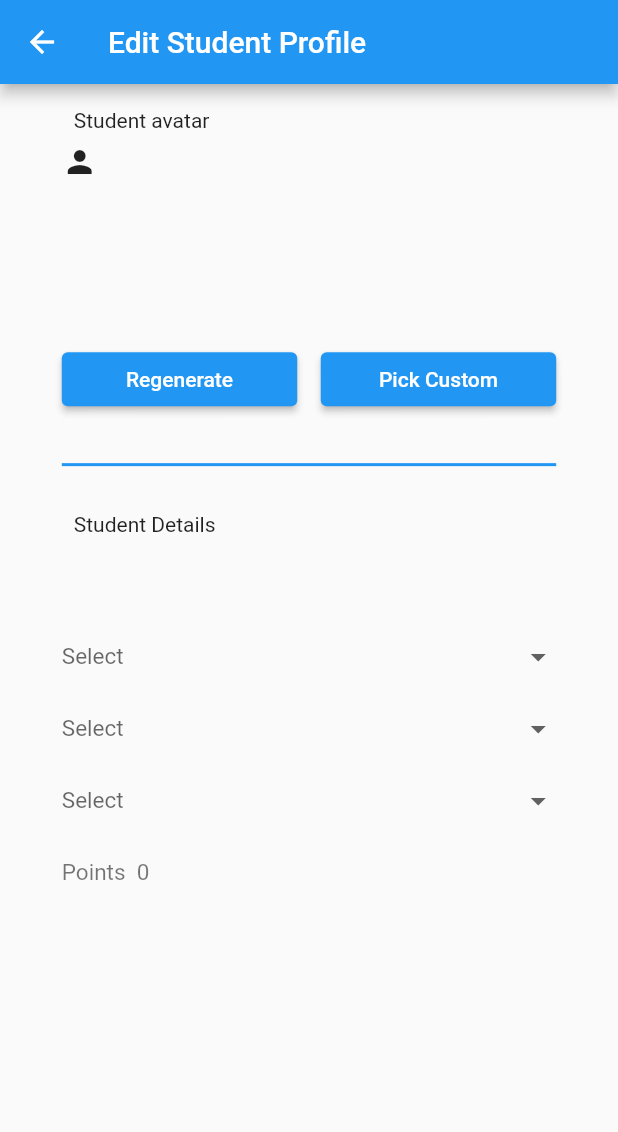
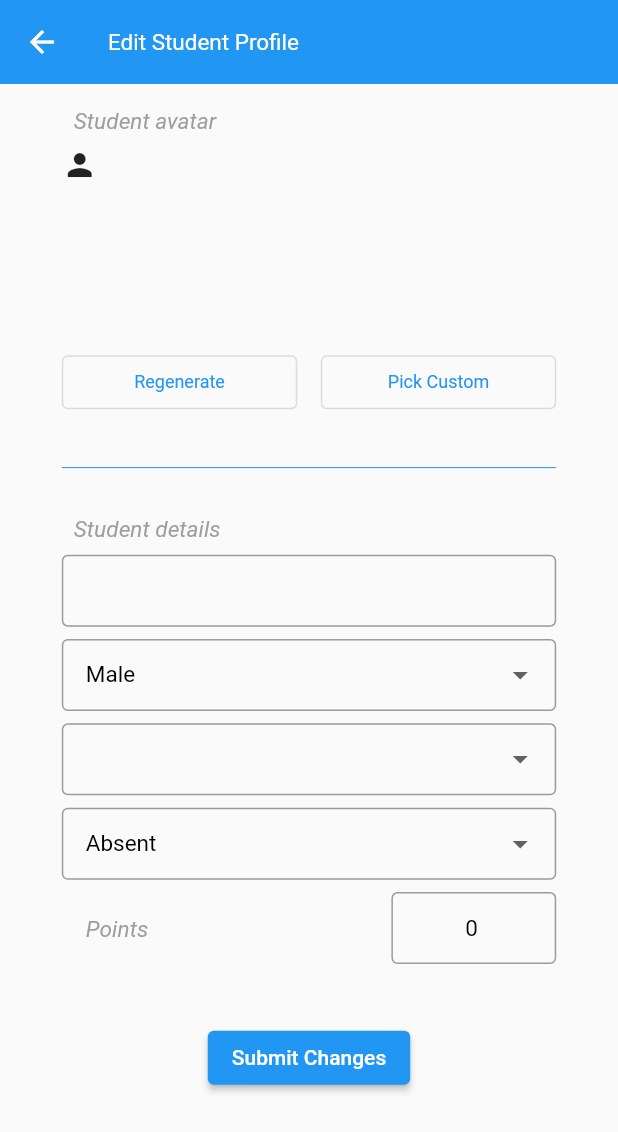
Before and after one commit to Kerandon/pbs-app, a Flutter app: the StudentSettings screen opened directly with empty values, on a phone screen of 412 x 824 dp. Shown: the top 1132 px of the screen. Run offline on Flutter 3.47's test engine with Material 2 defaults, Android fonts, the phone set to English and light mode, and no system bars; drawn by our look-alikes of flutter_form_builder; our stand-ins replace animated_text_kit, cloud_firestore, equatable, firebase_core, firebase_storage, font_awesome_flutter and 3 more; accounts and stored records are empty; network calls fail.

Commit message:
student settings update

```diff
--- a/lib/classroom/student_settings.dart
+++ b/lib/classroom/student_settings.dart
@@ -1,18 +1,25 @@
 import 'dart:io';
+import 'dart:typed_data';
 import 'package:cloud_firestore/cloud_firestore.dart';
+import 'package:firebase_core/firebase_core.dart';
+import 'package:firebase_storage/firebase_storage.dart';
 import 'package:flutter/material.dart';
+import 'package:flutter_form_builder/flutter_form_builder.dart';
 import 'package:hooks_riverpod/hooks_riverpod.dart';
 import 'package:pbs_app/classroom/class_room_main.dart';
 import 'package:pbs_app/data/houses.dart';
 import 'package:pbs_app/forms/custom_dropdown.dart';
-import 'package:pbs_app/forms/custom_textfield.dart';
+import 'package:pbs_app/forms/custom_text_field.dart';
 import 'package:pbs_app/models/student.dart';
+import 'package:pbs_app/state/simple_providers.dart';
 import 'package:pbs_app/utils/enums/gender.dart';
 import 'package:pbs_app/utils/methods/generate_avatar.dart';
 
 import '../app/components/avatar_image.dart';
 import '../app/components/confirmation_box.dart';
 import '../app/components/loading_helper.dart';
+import '../forms/custom_number_field.dart';
+import '../forms/student_settings_form.dart';
 import '../utils/constants.dart';
 import '../utils/methods/image_picker.dart';
 
@@ -81,8 +88,11 @@ class _StudentSettingsState extends State<StudentSettings> {
                 child: ListView(
                   children: [
                     Padding(
-                      padding: const EdgeInsets.all(8.0),
-                      child: Text('Student avatar'),
+                      padding: EdgeInsets.all(8.0),
+                      child: Text(
+                        'Student avatar',
+                        style: Theme.of(context).textTheme.headlineSmall,
+                      ),
                     ),
                     SizedBox(
                       width: size.width * 0.80,
@@ -100,7 +110,7 @@ class _StudentSettingsState extends State<StudentSettings> {
                           children: [
                             Expanded(
                               flex: 10,
-                              child: ElevatedButton(
+                              child: OutlinedButton(
                                 onPressed: () {
                                   showDialog(
                                     context: context,
@@ -138,7 +148,7 @@ class _StudentSettingsState extends State<StudentSettings> {
                             ),
                             Expanded(
                               flex: 10,
-                              child: ElevatedButton(
+                              child: OutlinedButton(
                                 onPressed: () async {
                                   final result = await pickImage();
                                   if (result != null) {
@@ -179,32 +189,16 @@ class _StudentSettingsState extends State<StudentSettings> {
                     ),
                     const Padding(
                       padding: EdgeInsets.only(top: 16, bottom: 16),
-                      child: Divider(
-                        thickness: 2,
+                      child: Divider(),
+                    ),
+                    Padding(
+                      padding: EdgeInsets.all(8.0),
+                      child: Text(
+                        'Student details',
+                        style: Theme.of(context).textTheme.headlineSmall,
                       ),
                     ),
-                    Padding(
-                      padding: const EdgeInsets.all(8.0),
-                      child: Text('Student Details'),
-                    ),
-                    CustomTextField(
-                        boxLabel: widget.student.name, name: 'name'),
-                    CustomDropDown(
-                        boxLabel: widget.student.gender.toText(),
-                        hintText: widget.student.gender.toText(),
-                        values: Gender.values.map((e) => e.toText()).toList()),
-                    CustomDropDown(
-                      boxLabel: widget.student.house,
-                      hintText: widget.student.house,
-                      values: houses,
-                    ),
-                    CustomDropDown(
-                      boxLabel: widget.student.classRoom,
-                      hintText: widget.student.classRoom,
-                      values: houses,
-                    ),
-                    CustomTextField(
-                        boxLabel: 'Points  ${widget.student.points.toString()}', name: 'points'),
+                    StudentSettingsForm(student: widget.student),
                   ],
                 ),
               ),
--- a/lib/configs/app_theme.dart
+++ b/lib/configs/app_theme.dart
@@ -1,8 +1,24 @@
 import 'package:flutter/material.dart';
 
 final appTheme = ThemeData(
-  textTheme: TextTheme(displaySmall: appTextStyle()),
+  textTheme: TextTheme(
+      headlineSmall: appTextStyle().copyWith(fontStyle: FontStyle.italic, color: Colors.grey),
+      displaySmall: appTextStyle()),
   dividerColor: Colors.blue,
+
+    outlinedButtonTheme: OutlinedButtonThemeData(
+
+style: OutlinedButton.styleFrom(
+  textStyle: appTextStyle().copyWith(fontSize: 12)
+)
+
+),
+
+  appBarTheme: AppBarTheme(
+    elevation: 0,
+    titleTextStyle: appTextStyle().copyWith(color: Colors.white)
+  )
+
 );
 
 TextStyle appTextStyle() {
--- a/lib/forms/custom_dropdown.dart
+++ b/lib/forms/custom_dropdown.dart
@@ -4,14 +4,16 @@ import 'package:flutter_form_builder/flutter_form_builder.dart';
 class CustomDropDown extends StatefulWidget {
   const CustomDropDown({
     super.key,
-    required this.boxLabel,
+    required this.name,
     required this.values,
-    this.hintText = 'Select'
+    this.hintText,
+    this.initialValue,
   });
 
-  final String boxLabel;
+  final String name;
   final List<String> values;
-  final String hintText;
+  final String? hintText;
+  final dynamic initialValue;
 
   @override
   State<CustomDropDown> createState() => _CustomDropDownState();
@@ -21,18 +23,26 @@ class _CustomDropDownState extends State<CustomDropDown> {
 
   @override
   Widget build(BuildContext context) {
-    return FormBuilderDropdown(
+    final size = MediaQuery.of(context).size;
+    return Padding(
+      padding: EdgeInsets.only(bottom: size.height * 0.01),
+      child: FormBuilderDropdown(
+        initialValue: widget.initialValue,
+
         decoration: InputDecoration(
-        hintText: 'Select',
+
+          contentPadding: EdgeInsets.only(left: 16),
+          hintText: widget.hintText,
           hintStyle: Theme.of(context).textTheme.displaySmall!.copyWith(
-              color: Colors.black54,
+              color: Colors.black54
               ),
           errorStyle: Theme.of(context).textTheme.displaySmall!.copyWith(
                 color: Colors.red,
+              fontSize: 10
               ),
-        border: InputBorder.none,
+          border: OutlineInputBorder(),
         ),
-      name: widget.boxLabel,
+        name: widget.name,
         onChanged: (value) {
           if (value != null) {
             setState(() {});
@@ -45,7 +55,7 @@ class _CustomDropDownState extends State<CustomDropDown> {
                 child: Text(
                   e,
                   style: Theme.of(context).textTheme.displaySmall!.copyWith(
-                      color: Colors.black54,
+                        color: Colors.black,
                       ),
                 ),
               ),
@@ -53,12 +63,13 @@ class _CustomDropDownState extends State<CustomDropDown> {
             .toList(),
         style: Theme.of(context).textTheme.displaySmall,
         validator: (value) {
-        if (value == null || value.isEmpty) {
+          if (value == null) {
             return 'Make a selection';
           }
           return null;
         },
         autovalidateMode: AutovalidateMode.onUserInteraction,
+      ),
     );
   }
 }
--- a/lib/forms/custom_textfield.dart
+++ b/lib/forms/custom_number_field.dart
@@ -1,14 +1,17 @@
 import 'package:flutter/material.dart';
+import 'package:flutter/services.dart';
 import 'package:flutter_form_builder/flutter_form_builder.dart';
 
-class CustomTextField extends StatelessWidget {
-  const CustomTextField({
+class CustomNumberField extends StatelessWidget {
+  const CustomNumberField({
     super.key,
-    required this.boxLabel,
     required this.name,
+    this.hintText,
+    this.initialValue,
   });
 
-  final String boxLabel;
+  final String? hintText;
+  final String? initialValue;
   final String name;
 
   @override
@@ -16,13 +19,24 @@ class CustomTextField extends StatelessWidget {
     return Stack(
       children: [
         FormBuilderTextField(
+          textAlign: TextAlign.center,
+
+          initialValue: initialValue,
+          keyboardType: TextInputType.number,
+          maxLength: 3,
+
+          inputFormatters: [FilteringTextInputFormatter.digitsOnly],
+
           decoration: InputDecoration(
-            border: InputBorder.none,
+            counterText: "",
+            helperText: "",
+            contentPadding: EdgeInsets.zero,
+            border: OutlineInputBorder(),
             hintStyle: Theme.of(context)
                 .textTheme
                 .displaySmall!
                 .copyWith(color: Colors.black54),
-            hintText: boxLabel,
+            hintText: hintText,
             errorStyle: Theme.of(context).textTheme.displaySmall!.copyWith(
                   color: Colors.red,
                 ),
@@ -30,12 +44,16 @@ class CustomTextField extends StatelessWidget {
           name: name,
           validator: (value) {
             if (value == null || value.isEmpty) {
-              return "Field is empty";
+              return "";
+            }
+            if(value.length > 3){
+              return "";
             }
             return null;
           },
           style: Theme.of(context).textTheme.displaySmall,
           autovalidateMode: AutovalidateMode.onUserInteraction,
+
         ),
       ],
     );
--- /dev/null
+++ b/lib/forms/custom_text_field.dart
@@ -0,0 +1,58 @@
+import 'package:flutter/material.dart';
+import 'package:flutter_form_builder/flutter_form_builder.dart';
+
+class CustomTextField extends StatelessWidget {
+  const CustomTextField({
+    super.key,
+    required this.name,
+    this.hintText,
+    this.initialValue,
+  });
+
+  final String? hintText;
+  final String? initialValue;
+  final String name;
+
+  @override
+  Widget build(BuildContext context) {
+    final size = MediaQuery.of(context).size;
+    return Stack(
+      children: [
+        Padding(
+          padding: EdgeInsets.only(bottom: size.height * 0.01),
+          child: FormBuilderTextField(
+            initialValue: initialValue,
+            maxLength: 22,
+            decoration: InputDecoration(
+              contentPadding: EdgeInsets.only(left: 16),
+              counterText: "",
+              border: const OutlineInputBorder(),
+              hintStyle: Theme.of(context)
+                  .textTheme
+                  .displaySmall!
+                  .copyWith(color: Colors.black54,
+              ),
+              hintText: hintText,
+              errorStyle: Theme.of(context).textTheme.displaySmall!.copyWith(
+                    color: Colors.red,
+                fontSize: 10
+                  ),
+            ),
+            name: name,
+            validator: (value) {
+              if (value == null || value.isEmpty) {
+                return "Field is empty";
+              }
+              if(value.length == 22){
+                return 'Max no. of characters entered';
+              }
+              return null;
+            },
+            style: Theme.of(context).textTheme.displaySmall,
+            autovalidateMode: AutovalidateMode.onUserInteraction,
+          ),
+        ),
+      ],
+    );
+  }
+}
--- /dev/null
+++ b/lib/forms/student_settings_form.dart
@@ -0,0 +1,155 @@
+
+import 'dart:typed_data';
+
+import 'package:cloud_firestore/cloud_firestore.dart';
+import 'package:firebase_storage/firebase_storage.dart';
+import 'package:flutter/material.dart';
+import 'package:flutter_form_builder/flutter_form_builder.dart';
+import 'package:hooks_riverpod/hooks_riverpod.dart';
+
+import '../data/houses.dart';
+import '../models/student.dart';
+import '../state/simple_providers.dart';
+import '../utils/constants.dart';
+import '../utils/enums/gender.dart';
+import 'custom_dropdown.dart';
+import 'custom_number_field.dart';
+import 'custom_text_field.dart';
+
+class StudentSettingsForm extends ConsumerStatefulWidget {
+  const StudentSettingsForm({
+    required this.student,
+    super.key,
+  });
+
+  final Student student;
+
+  @override
+  ConsumerState<StudentSettingsForm> createState() =>
+      _StudentSettingsFormState();
+}
+
+class _StudentSettingsFormState extends ConsumerState<StudentSettingsForm> {
+  final _formKey = GlobalKey<FormBuilderState>();
+
+  @override
+  Widget build(BuildContext context) {
+    final size = MediaQuery.of(context).size;
+
+    getValues() {
+      final validated = _formKey.currentState!.isValid;
+      if (validated) {
+        _formKey.currentState!.save();
+        updateStudentDetails();
+      }
+    }
+
+    return FormBuilder(
+      key: _formKey,
+      child: SingleChildScrollView(
+        child: Column(
+          children: [
+            CustomTextField(initialValue: widget.student.name, name: 'name'),
+            CustomDropDown(
+              values: Gender.values.map((e) => e.toText()).toList(),
+              name: kGender,
+              initialValue: widget.student.gender.toText(),
+            ),
+            CustomDropDown(
+              name: kHouse,
+              values: houses,
+              initialValue: widget.student.house,
+            ),
+            CustomDropDown(
+              name: kPresent,
+              values: ["Present", "Absent"],
+              initialValue: widget.student.present ? "Present" : "Absent",
+            ),
+            Row(
+              mainAxisAlignment: MainAxisAlignment.spaceBetween,
+              crossAxisAlignment: CrossAxisAlignment.start,
+              children: [
+                Expanded(
+                  flex: 2,
+                  child: Align(alignment:
+                  Alignment.centerLeft,
+                    child: Padding(
+                      padding: const EdgeInsets.only(top: 16, left: 16),
+                      child: Text('Points', style: Theme.of(context).textTheme.headlineSmall,),
+                    ),),),
+                Expanded(
+                  child: CustomNumberField(
+                    name: kPoints,
+                    initialValue: widget.student.points.toString(),
+                  ),
+                ),
+              ],
+            ),
+            SizedBox(
+              height: size.height * 0.02,
+            ),
+            ElevatedButton(
+                onPressed: () {
+                  getValues();
+                },
+                child: const Text('Submit Changes'))
+          ],
+        ),
+      ),
+    );
+  }
+
+
+
+updateStudentDetails(){
+
+
+  final documentReference = FirebaseFirestore.instance
+      .collection(kCollectionClassrooms)
+      .doc('B1')
+      .collection(kCollectionStudents)
+      .doc(widget.student.name);
+
+  final value = _formKey.currentState!.value;
+  Uint8List imageBytes;
+  String formName = value[kName];
+  if (widget.student.name != formName) {
+    print('NAME CHANGED');
+
+    FirebaseFirestore.instance
+        .collection(kCollectionClassrooms)
+        .doc('B1')
+        .collection(kCollectionStudents)
+        .doc(formName)
+        .set({
+      kGender: value[kGender],
+      kClassroom: 'B1',
+      kHouse: value[kHouse],
+      kPoints: value[kPoints],
+      kPresent: value[kPresent]
+    });
+
+    String avatarKey =
+        '${widget.student.classRoom}_${widget.student.name}';
+    imageBytes = ref
+        .read(avatarProvider)
+        .firstWhere((element) => element.avatarKey == avatarKey)
+        .bytes;
+    FirebaseStorage.instance
+        .ref('$kAvatarsBucket/${widget.student.classRoom}_$formName')
+        .putData(imageBytes);
+  } else {
+    print('name not chnged');
+  }
+
+  documentReference.set({
+    'gender': value[kGender],
+    'classroom': 'B1',
+    'house': value[kHouse],
+    'points': int.parse(value[kPoints]),
+    'present': value[kPresent] == 'Present' ? true : false
+  });
+}
+
+
+  }
--- a/lib/utils/constants.dart
+++ b/lib/utils/constants.dart
@@ -4,3 +4,10 @@ const kCollectionStudents = 'students';
 const kAvatarsBucket = 'avatars';
 const kFormHeight = 0.06;
 const kBorderRadius = 20;
+
+const kName = 'name';
+const kGender = 'gender';
+const kClassroom = 'classroom';
+const kHouse = 'house';
+const kPoints = 'points';
+const kPresent = 'present';
```
Also changed, not shown: lib/app/components/confirmation_box.dart (+4 -3 lines), lib/classroom/class_room_main.dart (+13 -10 lines), lib/forms/student_form.dart (+4 -4 lines), lib/utils/methods/methods_forms.dart (+8 -8 lines). Lines whose indentation alone changed are shown as unchanged.
